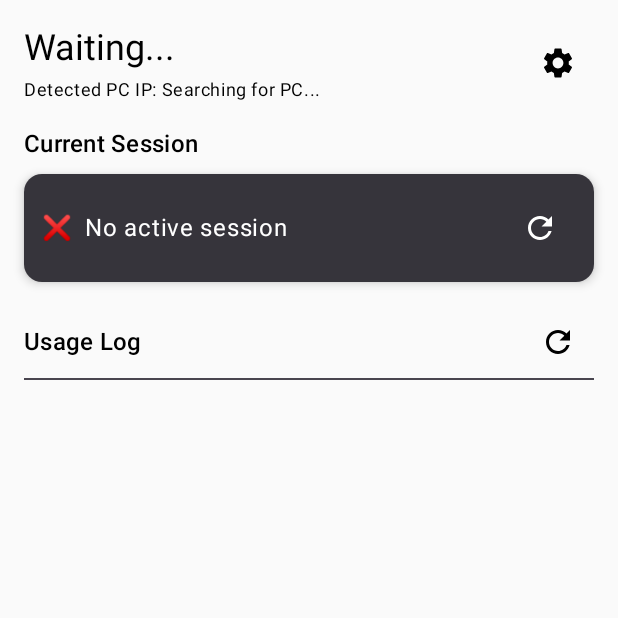
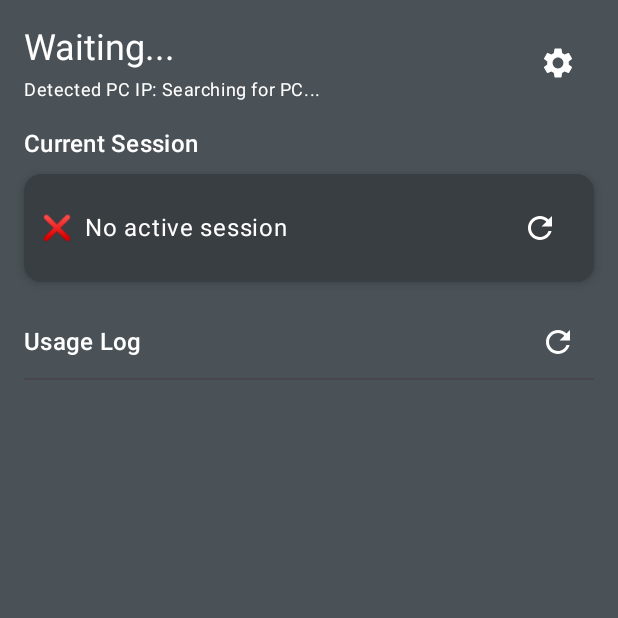
Before and after one commit to ImportantSeal/PC-ActivityTracker, an Android app built with Jetpack Compose: the screen it shows after launch (MainActivity), on a phone screen of 412 x 824 dp, the top half of it. Run offline under Robolectric (Android 15) with nearby library versions, the phone set to English and light mode, and no system bars.

Commit message:
fixed themes

```diff
--- a/PCActivityTracker/app/src/main/java/com/example/pc_activitytracker/Ui.kt
+++ b/PCActivityTracker/app/src/main/java/com/example/pc_activitytracker/Ui.kt
@@ -16,6 +16,7 @@
 import androidx.compose.runtime.saveable.rememberSaveable
 import androidx.compose.ui.Alignment
 import androidx.compose.ui.Modifier
+import androidx.compose.ui.graphics.Color
 import androidx.compose.ui.graphics.asImageBitmap
 import androidx.compose.ui.unit.dp
 import androidx.navigation.NavController
@@ -36,7 +37,12 @@
     val coroutineScope = rememberCoroutineScope()
     val ipRegex = Regex("""\d+\.\d+\.\d+\.\d+""")
     var minSessionDuration = rememberSaveable { mutableStateOf(10f) }
+    val CustomDarkColor = Color(0xFF393E42)
 
+    Surface(
+        modifier = Modifier.fillMaxSize(),
+        color = MaterialTheme.colorScheme.background
+    ){
     // Haetaan PC:n IP kerran
     LaunchedEffect(Unit) {
         coroutineScope.launch {
@@ -109,11 +115,14 @@
         Text(
             text = "Current Session",
             style = MaterialTheme.typography.titleMedium
+
         )
         Spacer(modifier = Modifier.height(8.dp))
         Card(
             modifier = Modifier.fillMaxWidth(),
-            elevation = CardDefaults.cardElevation(defaultElevation = 4.dp)
+            elevation = CardDefaults.cardElevation(defaultElevation = 4.dp),
+            colors = CardDefaults.cardColors(containerColor = CustomDarkColor)
+
         ) {
             Row(
                 modifier = Modifier.fillMaxWidth().padding(12.dp),
@@ -132,7 +141,8 @@
                         Text("❌")
                     }
                     Spacer(modifier = Modifier.width(8.dp))
-                    Text(text = activeSession.value.details.ifEmpty { "No active session" })
+                    Text(text = activeSession.value.details.ifEmpty { "No active session" },
+                    color = Color.White)
                 }
                 IconButton(onClick = {
                     coroutineScope.launch {
@@ -183,8 +193,11 @@
         ) {
             items(sessionList.value) { session ->
                 Card(
-                    modifier = Modifier.fillMaxWidth().padding(vertical = 4.dp),
-                    elevation = CardDefaults.cardElevation(defaultElevation = 4.dp)
+                    modifier = Modifier
+                        .fillMaxWidth()
+                        .padding(vertical = 4.dp),
+                    elevation = CardDefaults.cardElevation(defaultElevation = 4.dp),
+                    colors = CardDefaults.cardColors(containerColor = CustomDarkColor)
                 ) {
                     Row(
                         modifier = Modifier.padding(12.dp),
@@ -201,10 +214,12 @@
                             Text("❌")
                         }
                         Spacer(modifier = Modifier.width(8.dp))
-                        Text(session.text)
+                        Text(text=(session.text),
+                        color= Color.White)
                     }
                 }
             }
         }
     }
+    }
 }
--- a/PCActivityTracker/app/src/main/java/com/example/pc_activitytracker/ui/theme/Theme.kt
+++ b/PCActivityTracker/app/src/main/java/com/example/pc_activitytracker/ui/theme/Theme.kt
@@ -23,7 +23,7 @@
     onPrimary = Color.Black,
     secondary = Color(0xFF03DAC6),
     onSecondary = Color.Black,
-    background = Color(0xFF32363A),
+    background = Color(0xFF4B5257),
     onBackground = Color.White,
     surface = Color(0xFF1E1E1E),
     onSurface = Color.White
```
